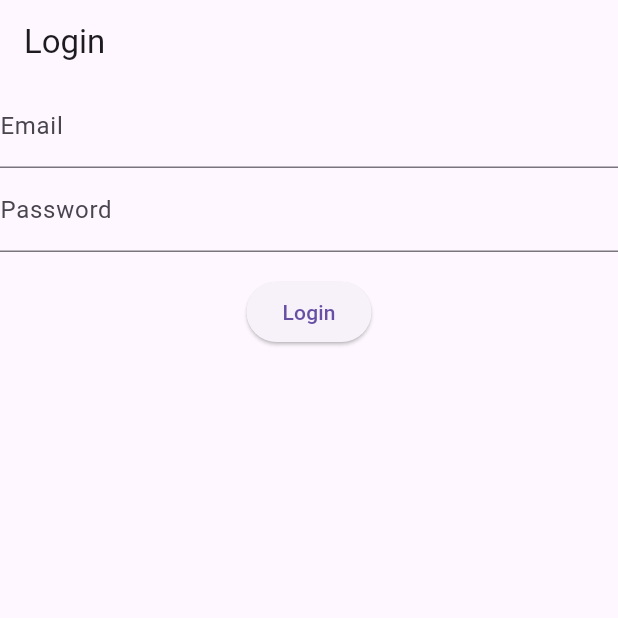
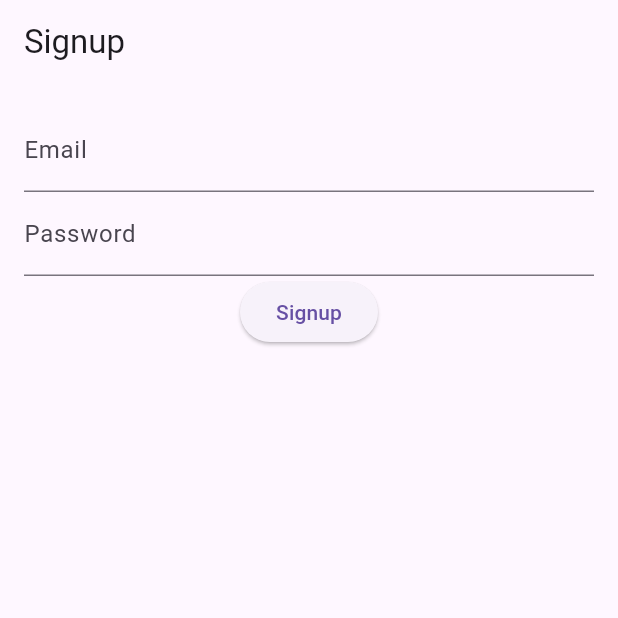
Before and after one commit to 254netsh/Ecommerce_G10, a Flutter app: the screen it shows after launch, on a phone screen of 412 x 824 dp, the top half of it. Run offline on Flutter 3.47's test engine with Material 3 defaults, Android fonts, the phone set to English and light mode, and no system bars.

```diff
--- /dev/null
+++ b/lib/SinupPage.dart
@@ -0,0 +1,70 @@
+// Signup page
+import 'package:flutter/material.dart';
+import 'login.dart';
+class SignupPage extends StatelessWidget {
+  const SignupPage({Key? key}) : super(key: key);
+
+  @override
+  Widget build(BuildContext context) {
+    return Scaffold(
+      appBar: AppBar(
+        title: const Text('Signup'),
+      ),
+      body: Center(
+        child: SignupForm(),
+      ),
+    );
+  }
+}
+
+// Signup form
+class SignupForm extends StatefulWidget {
+  const SignupForm({Key? key}) : super(key: key);
+
+  @override
+  _SignupFormState createState() => _SignupFormState();
+}
+
+class _SignupFormState extends State<SignupForm> {
+  final TextEditingController _emailController = TextEditingController();
+  final TextEditingController _passwordController = TextEditingController();
+
+  @override
+  Widget build(BuildContext context) {
+    return Padding(
+      padding: const EdgeInsets.all(16.0),
+      child: Column(
+        children: [
+          TextField(
+            controller: _emailController,
+            decoration: InputDecoration(
+              labelText: 'Email',
+            ),
+          ),
+          TextField(
+            controller: _passwordController,
+            decoration: InputDecoration(
+              labelText: 'Password',
+            ),
+            obscureText: true,
+          ),
+          ElevatedButton(
+            onPressed: () {
+              // Perform signup logic here
+              String email = _emailController.text;
+              String password = _passwordController.text;
+              // Add your signup logic here
+
+              // After signup logic, navigate to LoginPage
+              Navigator.push(
+                context,
+                MaterialPageRoute(builder: (context) => LoginPage()),
+              );
+            },
+            child: const Text('Signup'),
+          ),
+        ],
+      ),
+    );
+  }
+}
--- a/lib/login.dart
+++ b/lib/login.dart
@@ -70,8 +70,12 @@ class _LoginFormState extends State<LoginForm> {
                 _formKey.currentState!.save();
                 // Perform login logic here
                 print('Email: $_email, Password: $_password');
+                Navigator.push(
+                  context,
+                  MaterialPageRoute(builder: (context) => CataloguePage()),
+                );
               }
-            },
+            }, // This was missing
             child: const Text('Login'),
           ),
         ],
--- a/lib/main.dart
+++ b/lib/main.dart
@@ -2,6 +2,7 @@ import 'package:flutter/material.dart';
 import 'login.dart';
 import 'catalogue.dart';
 import 'products.dart';
+import 'SinupPage.dart';
 
 void main() {
   runApp(MyApp());
@@ -17,7 +18,7 @@ class MyApp extends StatelessWidget {
       ),
       initialRoute: '/',
       routes: {
-        '/': (context) => LoginPage(),
+        '/': (context) => SignupPage(),
         '/catalogue': (context) => CataloguePage(),
         '/products': (context) => ProductsPage(),
       },
```
